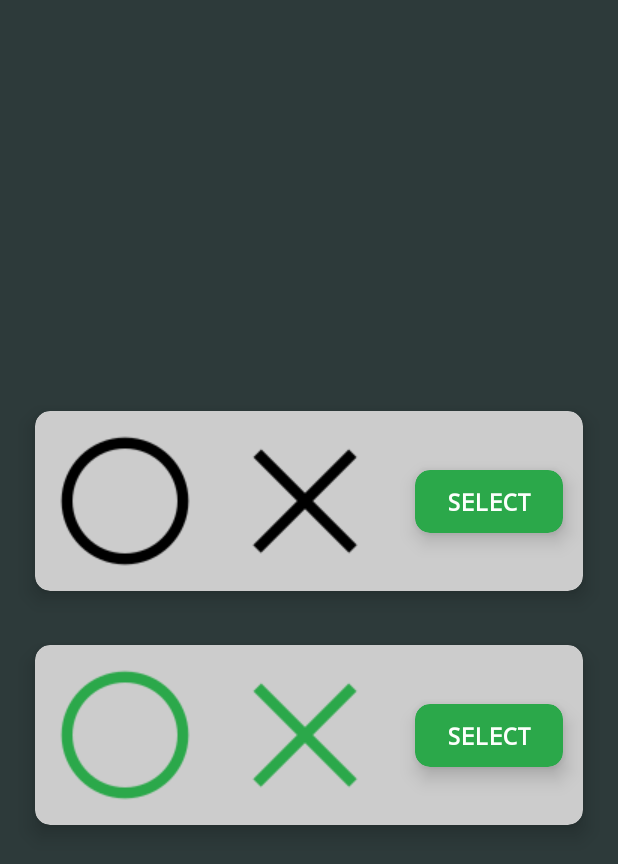
After one commit to SpectraL519/TicTacToe-PWr, an Android app: the GalleryActivity screen opened directly, with no data from a screen before it, on a phone screen of 412 x 824 dp. The commit adds this screen. Shown: the top 864 px of the screen. Run offline under Robolectric (Android 15) with nearby library versions, the phone set to English and light mode, and no system bars.

Commit message:
Basic gallery

```diff
--- a/app/src/main/AndroidManifest.xml
+++ b/app/src/main/AndroidManifest.xml
@@ -13,6 +13,9 @@
         android:supportsRtl="true"
         android:theme="@style/Theme.TicTacToeMaster"
         tools:targetApi="31">
+        <activity
+            android:name=".activity.GalleryActivity"
+            android:exported="false" />
         <activity
             android:name=".activity.SignInActivity"
             android:exported="false"
--- /dev/null
+++ b/app/src/main/java/com/tictactoe_master/activity/GalleryActivity.kt
@@ -0,0 +1,38 @@
+package com.tictactoe_master.activity
+
+import android.content.Intent
+import android.content.res.Configuration
+import androidx.appcompat.app.AppCompatActivity
+import android.os.Bundle
+import androidx.recyclerview.widget.LinearLayoutManager
+import androidx.recyclerview.widget.RecyclerView
+import com.tictactoe_master.R
+import com.tictactoe_master.activity.ui.GalleryAdapter
+
+class GalleryActivity : AppCompatActivity(), GalleryAdapter.OnItemListener {
+    private var imagesList = ArrayList<Array<Int>>()
+    lateinit var galleryRecyclerView: RecyclerView
+    override fun onCreate(savedInstanceState: Bundle?) {
+        super.onCreate(savedInstanceState)
+        setContentView(R.layout.activity_gallery)
+
+        galleryRecyclerView = findViewById(R.id.gallery_RV)
+        initArray()
+        setRecyclerView()
+    }
+
+    private fun initArray(){
+        imagesList.add(arrayOf(R.drawable.circle, R.drawable.cross, 0))
+        imagesList.add(arrayOf(R.drawable.circle_green, R.drawable.cross_green, 0))
+    }
+
+    private fun setRecyclerView() {
+        val eventAdapter = GalleryAdapter(imagesList, this)
+        val layoutManager: RecyclerView.LayoutManager = LinearLayoutManager(this)
+        galleryRecyclerView.layoutManager = layoutManager
+        galleryRecyclerView.adapter = eventAdapter
+    }
+
+    override fun onItemClick(position: Int) {
+    }
+}
--- a/app/src/main/java/com/tictactoe_master/activity/MainActivity.kt
+++ b/app/src/main/java/com/tictactoe_master/activity/MainActivity.kt
@@ -15,6 +15,7 @@ class MainActivity : AppCompatActivity() {
     private lateinit var oneVsOneCV: CardView
     private lateinit var oneVsBotCV: CardView
     private lateinit var oneVsOneOnlineCV: CardView
+    private lateinit var shopCV: CardView
     private lateinit var accountTV: TextView
 
     override fun onCreate(savedInstanceState: Bundle?) {
@@ -41,6 +42,7 @@ class MainActivity : AppCompatActivity() {
         this.oneVsOneCV = findViewById(R.id.one_v_one_cv)
         this.oneVsBotCV = findViewById(R.id.one_v_bot_cv)
         this.oneVsOneOnlineCV = findViewById(R.id.one_v_one_online_cv)
+        this.shopCV = findViewById(R.id.shop_cv)
         this.accountTV = findViewById(R.id.account_tv)
 
         this.setAccountTVText()
@@ -70,6 +72,11 @@ class MainActivity : AppCompatActivity() {
             else
                 this.startGame("1_v_1_online")
         }
+
+        this.shopCV.setOnClickListener {
+            val myIntent = Intent(this, GalleryActivity::class.java)
+            startActivity(myIntent)
+        }
     }
 
     private fun startGame (gameMode: String) {
--- /dev/null
+++ b/app/src/main/java/com/tictactoe_master/activity/ui/GalleryAdapter.kt
@@ -0,0 +1,51 @@
+package com.tictactoe_master.activity.ui
+
+import android.annotation.SuppressLint
+import android.app.ActionBar
+import android.util.Log
+import android.view.LayoutInflater
+import android.view.ViewGroup
+import androidx.recyclerview.widget.RecyclerView
+import com.tictactoe_master.R
+
+class GalleryAdapter(
+    private val sourceList: ArrayList<Array<Int>>,
+    private val onItemListener: OnItemListener
+    ): RecyclerView.Adapter<GalleryViewHolder>() {
+
+    override fun onCreateViewHolder(parent: ViewGroup, viewType: Int): GalleryViewHolder {
+        val inflater = LayoutInflater.from(parent.context)
+        val view = inflater.inflate(R.layout.cell_gallery, parent, false)
+        val layoutParams = view.layoutParams
+        layoutParams.height = ActionBar.LayoutParams.WRAP_CONTENT
+        layoutParams.width = ActionBar.LayoutParams.MATCH_PARENT
+//        Log.v("events size", sourceList.size.toString())
+
+        return GalleryViewHolder(view, onItemListener)
+    }
+
+    @SuppressLint("SetTextI18n")
+    override fun onBindViewHolder(holder: GalleryViewHolder, position: Int) {
+        holder.img1.setImageResource(sourceList[position][0])
+        holder.img2.setImageResource(sourceList[position][1])
+        val price = sourceList[position][2]
+        if (price != 0){
+            holder.selectTV.text = "$price \uD83E\uDE99"
+        }else{
+            holder.selectTV.text = "select"
+        }
+//        holder.rating.rating = ratingList[position]
+//        holder.eventName.text = eventName[position]
+//        holder.eventTime.text = eventTime[position]
+//        holder.eventDesc.text = eventDesc[position]
+    }
+
+    override fun getItemCount(): Int {
+        return sourceList.size
+    }
+
+    interface OnItemListener {
+        fun onItemClick(position: Int)
+//        fun onItemClick(position: Int, dayText: String?)
+    }
+}
--- /dev/null
+++ b/app/src/main/java/com/tictactoe_master/activity/ui/GalleryViewHolder.kt
@@ -0,0 +1,32 @@
+package com.tictactoe_master.activity.ui
+
+import android.view.View
+import android.widget.ImageView
+import android.widget.TextView
+import androidx.recyclerview.widget.RecyclerView
+import com.tictactoe_master.R
+
+class GalleryViewHolder(
+    itemView: View,
+    onItemListener: GalleryAdapter.OnItemListener
+): RecyclerView.ViewHolder(itemView), View.OnClickListener {
+    val img1: ImageView
+    val img2: ImageView
+    val selectTV: TextView
+
+    private val onItemListener: GalleryAdapter.OnItemListener
+
+    init {
+        img1 = itemView.findViewById(R.id.preview1_iv)
+        img2 = itemView.findViewById(R.id.preview2_iv)
+        selectTV = itemView.findViewById(R.id.select_TV)
+
+        this.onItemListener = onItemListener
+        itemView.setOnClickListener(this)
+    }
+
+    override fun onClick(view: View) {
+        onItemListener.onItemClick(adapterPosition)
+//            onItemListener.onItemClick(adapterPosition, eventName.text as String)
+    }
+}
--- /dev/null
+++ b/app/src/main/res/layout/activity_gallery.xml
@@ -0,0 +1,20 @@
+<?xml version="1.0" encoding="utf-8"?>
+<androidx.constraintlayout.widget.ConstraintLayout xmlns:android="http://schemas.android.com/apk/res/android"
+    xmlns:app="http://schemas.android.com/apk/res-auto"
+    xmlns:tools="http://schemas.android.com/tools"
+    android:layout_width="match_parent"
+    android:layout_height="match_parent"
+    tools:context=".activity.GalleryActivity">
+
+
+    <androidx.recyclerview.widget.RecyclerView
+        android:id="@+id/gallery_RV"
+        android:layout_width="match_parent"
+        android:layout_height="wrap_content"
+        app:layout_constraintBottom_toBottomOf="parent"
+        app:layout_constraintEnd_toEndOf="parent"
+        app:layout_constraintStart_toStartOf="parent"
+        app:layout_constraintTop_toTopOf="parent"
+        android:layout_marginHorizontal="10dp"
+        android:paddingVertical="30dp"/>
+</androidx.constraintlayout.widget.ConstraintLayout>
--- a/app/src/main/res/layout/activity_main.xml
+++ b/app/src/main/res/layout/activity_main.xml
@@ -128,4 +128,32 @@
 
     </androidx.cardview.widget.CardView>
 
+
+    <androidx.cardview.widget.CardView
+        android:id="@+id/shop_cv"
+        android:layout_width="wrap_content"
+        android:layout_height="wrap_content"
+        android:layout_gravity="center_horizontal"
+        android:layout_marginTop="150dp"
+        app:cardBackgroundColor="@color/light_green"
+        app:cardCornerRadius="10dp"
+        app:cardElevation="8dp"
+        app:cardMaxElevation="10dp"
+        app:cardPreventCornerOverlap="true"
+        app:cardUseCompatPadding="true">
+
+        <TextView
+            android:layout_width="match_parent"
+            android:layout_height="wrap_content"
+            android:layout_gravity="start|center_vertical"
+            android:layout_margin="10dp"
+            android:gravity="center"
+            android:paddingLeft="20dp"
+            android:paddingRight="20dp"
+            android:text="shop 🛒"
+            android:textAllCaps="true"
+            android:textSize="16sp"
+            android:textStyle="bold" />
+
+    </androidx.cardview.widget.CardView>
 </LinearLayout>
--- /dev/null
+++ b/app/src/main/res/layout/cell_gallery.xml
@@ -0,0 +1,75 @@
+<?xml version="1.0" encoding="utf-8"?>
+<LinearLayout xmlns:android="http://schemas.android.com/apk/res/android"
+    xmlns:app="http://schemas.android.com/apk/res-auto"
+    android:orientation="horizontal"
+    android:layout_width="match_parent"
+    android:layout_height="match_parent">
+
+    <androidx.cardview.widget.CardView
+        android:layout_width="match_parent"
+        android:layout_height="wrap_content"
+        android:layout_gravity="center_horizontal"
+        app:cardBackgroundColor="@color/light_bg_color"
+        app:cardCornerRadius="10dp"
+        app:cardElevation="8dp"
+        app:cardMaxElevation="10dp"
+        app:cardPreventCornerOverlap="true"
+        app:cardUseCompatPadding="true">
+
+        <LinearLayout xmlns:android="http://schemas.android.com/apk/res/android"
+            xmlns:app="http://schemas.android.com/apk/res-auto"
+            android:orientation="horizontal"
+            android:layout_width="match_parent"
+            android:layout_height="match_parent">
+
+            <ImageView
+                android:id="@+id/preview1_iv"
+                android:layout_width="wrap_content"
+                android:layout_height="wrap_content"
+                android:layout_margin="10dp"
+                app:srcCompat="@drawable/circle" />
+
+            <ImageView
+                android:id="@+id/preview2_iv"
+                android:layout_width="wrap_content"
+                android:layout_height="wrap_content"
+                android:layout_margin="10dp"
+                app:srcCompat="@drawable/cross" />
+
+            <androidx.constraintlayout.widget.ConstraintLayout
+                android:layout_width="match_parent"
+                android:layout_height="match_parent">
+
+                <androidx.cardview.widget.CardView
+                    android:layout_width="match_parent"
+                    android:layout_height="wrap_content"
+                    android:layout_gravity="center_horizontal"
+                    app:cardBackgroundColor="@color/light_green"
+                    app:cardCornerRadius="10dp"
+                    app:cardElevation="8dp"
+                    app:cardMaxElevation="10dp"
+                    app:cardPreventCornerOverlap="true"
+                    app:cardUseCompatPadding="true"
+                    app:layout_constraintBottom_toBottomOf="parent"
+                    app:layout_constraintEnd_toEndOf="parent"
+                    app:layout_constraintStart_toStartOf="parent"
+                    app:layout_constraintTop_toTopOf="parent">
+
+                    <TextView
+                        android:id="@+id/select_TV"
+                        android:layout_width="match_parent"
+                        android:layout_height="wrap_content"
+                        android:layout_gravity="start|center_vertical"
+                        android:layout_margin="10dp"
+                        android:gravity="center"
+                        android:paddingLeft="1dp"
+                        android:paddingRight="1dp"
+                        android:text="select"
+                        android:textAllCaps="true"
+                        android:textSize="16sp"
+                        android:textStyle="bold" />
+                </androidx.cardview.widget.CardView>
+            </androidx.constraintlayout.widget.ConstraintLayout>
+        </LinearLayout>
+    </androidx.cardview.widget.CardView>
+</LinearLayout>
--- a/app/src/main/res/values/colors.xml
+++ b/app/src/main/res/values/colors.xml
@@ -5,4 +5,5 @@
     <color name="light_green">#2ba84a</color>
     <color name="forest_green">#50893e</color>
     <color name="black">#040f0f</color>
+    <color name="light_bg_color">#ffcccccc</color>
 </resources>
```
Also changed, not shown: app/src/main/res/drawable/circle_green.png (added), app/src/main/res/drawable/cross_green.png (added).
